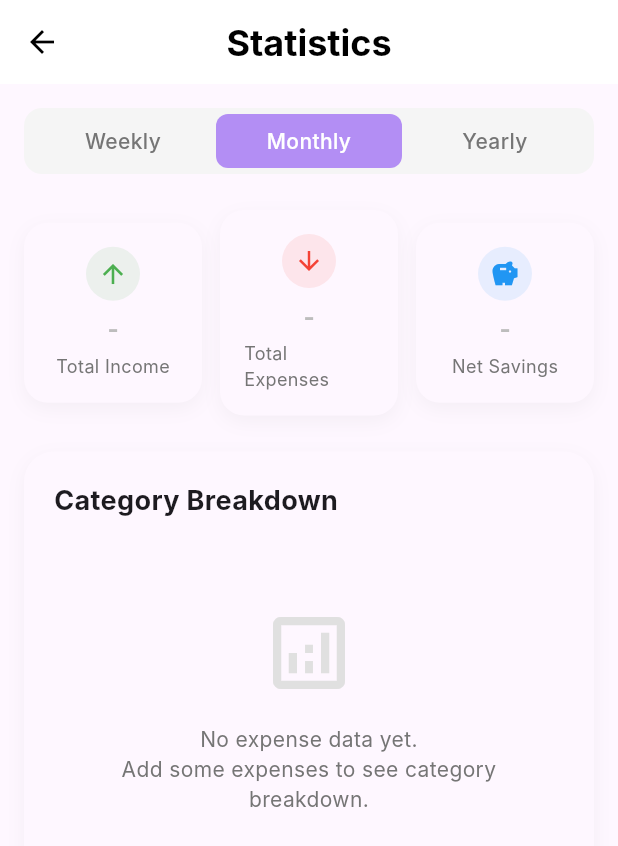
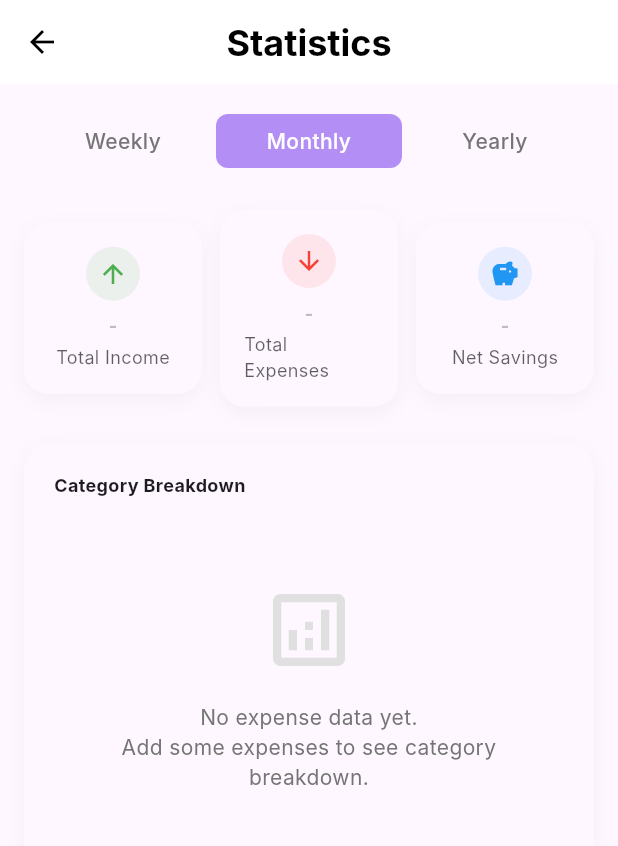
Before and after one commit to ghazanfar-quetta/expense-tracker-pro, a Flutter app: the screen it shows after launch, item 2 of the bottom bar chosen, on a phone screen of 412 x 824 dp. Shown: the top 846 px of the screen. Run offline on Flutter 3.47's test engine with Material 3 defaults, Android fonts, the phone set to English and light mode, and no system bars; our stand-ins replace shared_preferences; Roboto replaces fonts that are missing (Inter).

```diff
--- a/lib/pages/stats_page.dart
+++ b/lib/pages/stats_page.dart
@@ -161,7 +161,7 @@ class _StatsPageState extends State<StatsPage> {
     return Container(
       padding: const EdgeInsets.all(4),
       decoration: BoxDecoration(
-        color: Colors.grey[100],
+        color: Theme.of(context).cardColor,
         borderRadius: BorderRadius.circular(12),
       ),
       child: Row(
@@ -250,11 +250,13 @@ class _StatsPageState extends State<StatsPage> {
     return Container(
       padding: const EdgeInsets.all(16),
       decoration: BoxDecoration(
-        color: Theme.of(context).cardColor, // ← ADD THIS
+        color: Theme.of(context).cardColor,
         borderRadius: BorderRadius.circular(16),
         boxShadow: [
           BoxShadow(
-            color: Colors.grey.withOpacity(0.1),
+            color: Theme.of(context).brightness == Brightness.dark
+                ? Colors.black.withOpacity(0.3)
+                : Colors.grey.withOpacity(0.1),
             blurRadius: 10,
             offset: const Offset(0, 4),
           ),
@@ -274,13 +276,21 @@ class _StatsPageState extends State<StatsPage> {
           Text(
             hasData ? value : '-',
             style: TextStyle(
-              fontSize: 16,
+              fontSize: 12,
               fontWeight: FontWeight.bold,
-              color: hasData ? Colors.black : Colors.grey[400],
+              color: hasData
+                  ? Theme.of(context).colorScheme.onSurface
+                  : Colors.grey[400],
             ),
           ),
           const SizedBox(height: 4),
-          Text(title, style: TextStyle(fontSize: 12, color: Colors.grey[600])),
+          Text(title,
+              style: TextStyle(
+                  fontSize: 12,
+                  color: Theme.of(context)
+                      .colorScheme
+                      .onSurface
+                      .withOpacity(0.7))),
         ],
       ),
     );
@@ -311,14 +321,14 @@ class _StatsPageState extends State<StatsPage> {
             children: [
               const Text(
                 'Category Breakdown',
-                style: TextStyle(fontSize: 18, fontWeight: FontWeight.bold),
+                style: TextStyle(fontSize: 12, fontWeight: FontWeight.bold),
               ),
               const Spacer(),
               if (hasTransactions)
                 Text(
                   'Total: ${_formatCurrency(totalExpenses)}',
                   style: TextStyle(
-                    fontSize: 12,
+                    fontSize: 10,
                     color: Colors.grey[600],
                     fontWeight: FontWeight.w500,
                   ),
@@ -374,7 +384,9 @@ class _StatsPageState extends State<StatsPage> {
             child: Column(
               crossAxisAlignment: CrossAxisAlignment.start,
               children: [
-                Text(name, style: const TextStyle(fontWeight: FontWeight.w500)),
+                Text(name,
+                    style: const TextStyle(
+                        fontWeight: FontWeight.w500, fontSize: 12)),
                 const SizedBox(height: 4),
                 Container(
                   height: 6,
@@ -402,7 +414,8 @@ class _StatsPageState extends State<StatsPage> {
             children: [
               Text(
                 _formatCurrency(amount),
-                style: const TextStyle(fontWeight: FontWeight.bold),
+                style:
+                    const TextStyle(fontWeight: FontWeight.bold, fontSize: 12),
               ),
               Text(
                 '$percentage%',
```
Also changed, not shown: lib/pages/home_page.dart (+5 -5 lines), lib/pages/profile_page.dart (+39 -6 lines).
